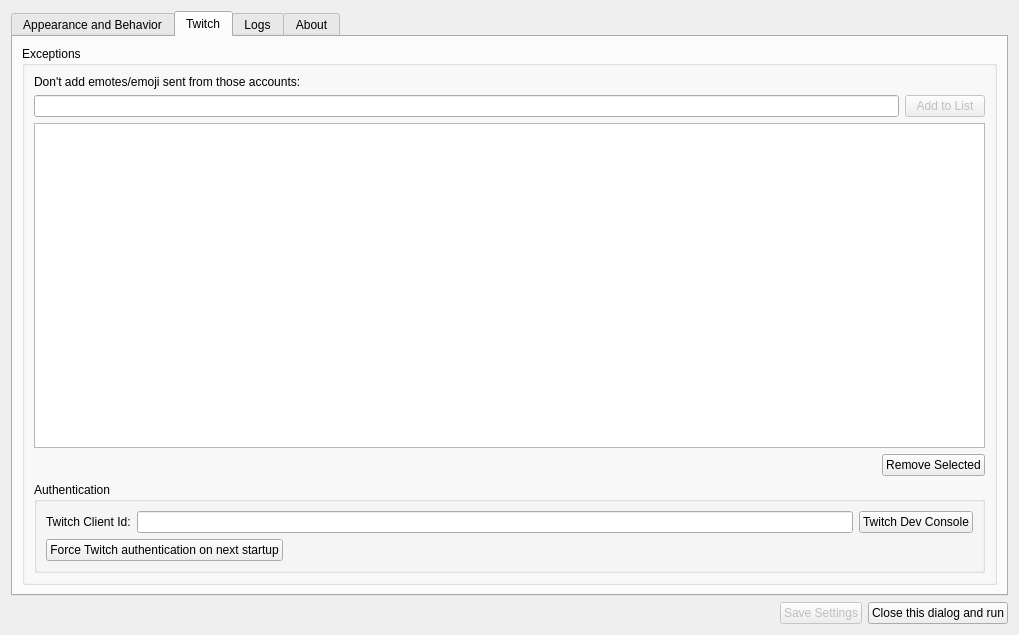
xiluembo/atsumari, file setupwidget.ui: the form before one commit.
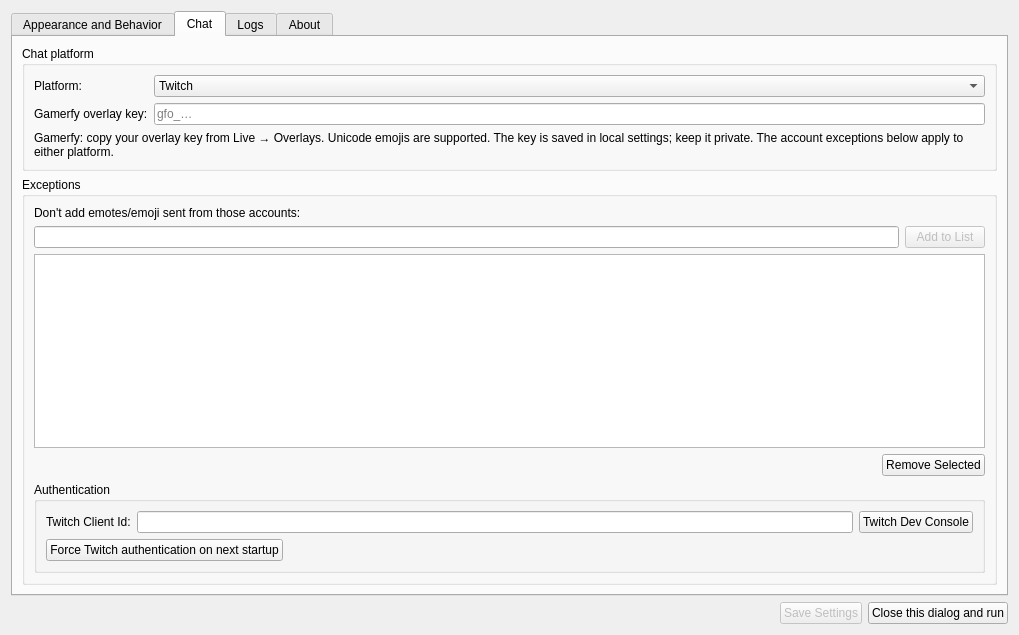
The form after the commit. The open tabs and pages were chosen to show the change. Icons and pictures are not drawn.

Commit message:
feat: support Gamerfy overlay chat alongside Twitch
Add selectable Twitch, Gamerfy and simultaneous chat modes, a read-only
Gamerfy WebSocket client with heartbeat/resume/reconnect handling, emoji
rendering, account exclusions, Portuguese translations and protocol tests.

The edit to the form file:
```diff
--- a/setupwidget.ui
+++ b/setupwidget.ui
@@ -970,9 +970,21 @@
      </widget>
      <widget class="QWidget" name="tabTwitch">
       <attribute name="title">
-       <string>Twitch</string>
+       <string>Chat</string>
       </attribute>
       <layout class="QVBoxLayout" name="verticalLayout_3">
+       <item>
+        <widget class="QGroupBox" name="grpChatProvider">
+         <property name="title"><string>Chat platform</string></property>
+         <layout class="QFormLayout" name="chatProviderLayout">
+          <item row="0" column="0"><widget class="QLabel" name="lblChatProvider"><property name="text"><string>Platform:</string></property><property name="buddy"><cstring>cboChatProvider</cstring></property></widget></item>
+          <item row="0" column="1"><widget class="QComboBox" name="cboChatProvider"><item><property name="text"><string>Twitch</string></property></item><item><property name="text"><string>Gamerfy</string></property></item><item><property name="text"><string>Twitch + Gamerfy</string></property></item></widget></item>
+          <item row="1" column="0"><widget class="QLabel" name="lblGamerfyKey"><property name="text"><string>Gamerfy overlay key:</string></property><property name="buddy"><cstring>edtGamerfyKey</cstring></property></widget></item>
+          <item row="1" column="1"><widget class="QLineEdit" name="edtGamerfyKey"><property name="echoMode"><enum>QLineEdit::Password</enum></property><property name="placeholderText"><string>gfo_…</string></property></widget></item>
+          <item row="2" column="0" colspan="2"><widget class="QLabel" name="lblGamerfyHelp"><property name="wordWrap"><bool>true</bool></property><property name="text"><string>Gamerfy: copy your overlay key from Live → Overlays. Unicode emojis are supported. The key is saved in local settings; keep it private. The account exceptions below apply to either platform.</string></property></widget></item>
+         </layout>
+        </widget>
+       </item>
        <item>
         <widget class="QGroupBox" name="grpTwitch">
          <property name="locale">
```
The commit also changes 9 other files.
